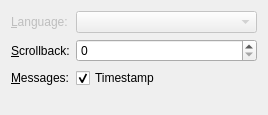
c3c/quazaa, file Quazaa/Chat/IRC/wizard/generalwizardpage.ui: the form before one commit.
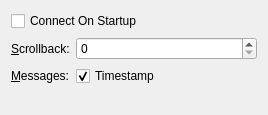
The form after the commit.

Commit message: Added close/part button to channel tabs. Closing status tab closes the entire server. Changed the settings wizard to use quazaa settings. Removed settings from chat that are already handled by quazaa settings/language selection dialogs.

Diff of the .ui file:
```diff
--- a/Quazaa/Chat/IRC/wizard/generalwizardpage.ui
+++ b/Quazaa/Chat/IRC/wizard/generalwizardpage.ui
@@ -20,26 +20,6 @@
    <property name="fieldGrowthPolicy">
     <enum>QFormLayout::AllNonFixedFieldsGrow</enum>
    </property>
-   <item row="0" column="0">
-    <widget class="QLabel" name="label">
-     <property name="enabled">
-      <bool>false</bool>
-     </property>
-     <property name="text">
-      <string>&amp;Language:</string>
-     </property>
-     <property name="buddy">
-      <cstring>langComboBox</cstring>
-     </property>
-    </widget>
-   </item>
-   <item row="0" column="1">
-    <widget class="QComboBox" name="langComboBox">
-     <property name="enabled">
-      <bool>false</bool>
-     </property>
-    </widget>
-   </item>
    <item row="1" column="0">
     <widget class="QLabel" name="label_3">
      <property name="text">
@@ -80,6 +60,13 @@
      </property>
     </widget>
    </item>
+   <item row="0" column="0" colspan="2">
+    <widget class="QCheckBox" name="checkBoxConnectOnStartup">
+     <property name="text">
+      <string>Connect On Startup</string>
+     </property>
+    </widget>
+   </item>
   </layout>
  </widget>
  <tabstops>
```
Left out of the diff: 3 changed lines with no effect on the pictures. The commit also changes 15 other files.
